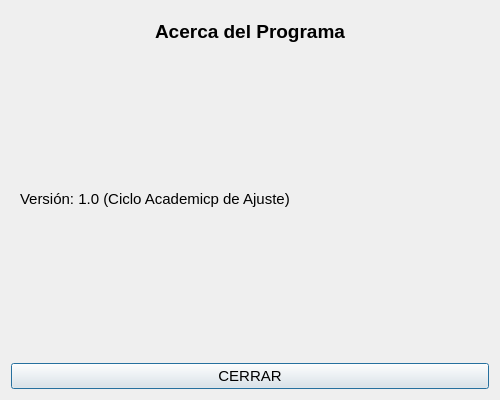
Before: the Qt Designer form src/views/ui/wgt_ayuda_acerca.ui in LeonardoByte/ucuenca-practicas-preprofesionales-py, drawn with Qt 5.
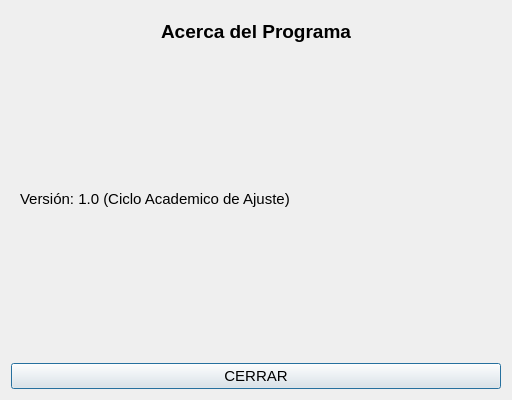
After: the same form once the commit is applied. The open tabs and pages were chosen to show the change.

Diff of the .ui file:
```diff
--- a/src/views/ui/wgt_ayuda_acerca.ui
+++ b/src/views/ui/wgt_ayuda_acerca.ui
@@ -6,7 +6,7 @@
    <rect>
     <x>0</x>
     <y>0</y>
-    <width>500</width>
+    <width>512</width>
     <height>400</height>
    </rect>
   </property>
@@ -60,7 +60,7 @@
        <item>
         <widget class="QLabel" name="label_2">
          <property name="text">
-          <string>Versión: 1.0 (Ciclo Academicp de Ajuste)</string>
+          <string>Versión: 1.0 (Ciclo Academico de Ajuste)</string>
          </property>
          <property name="wordWrap">
           <bool>true</bool>
```
Left out of the diff: 2 changed lines with no effect on the pictures.
